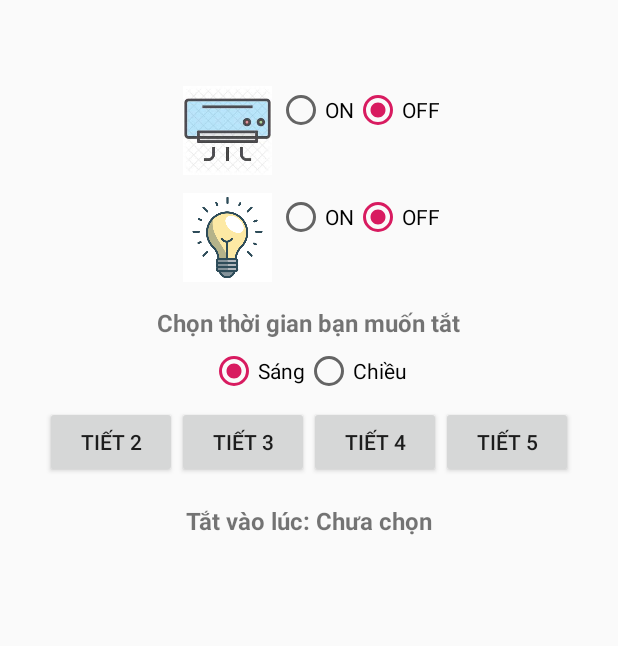
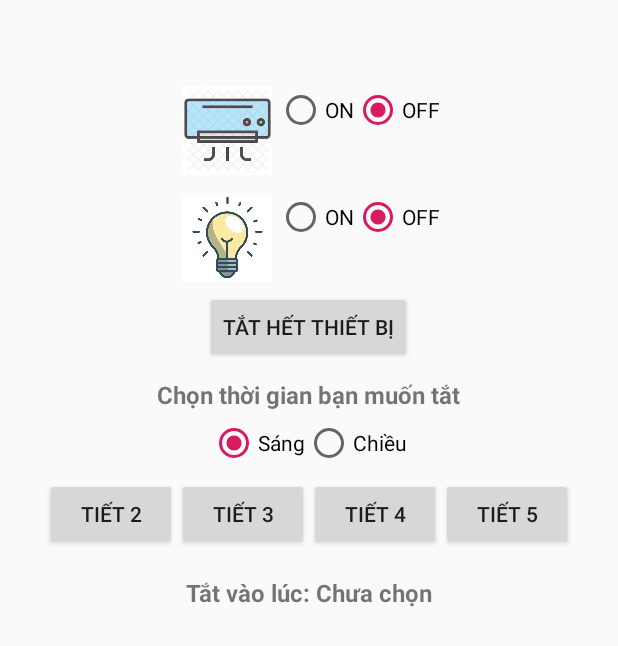
Before and after one commit to pthieu2812/Thesis, an Android app: the layout dialog.xml on its own in the app's theme, with its tools: preview values and no code run, on a phone screen of 412 x 824 dp. Shown: the top 646 px of the screen. Run offline under Robolectric (Android 15) with nearby library versions, the phone set to English and light mode, and no system bars.

Commit message:
new Patch

```diff
--- a/DoAnTest/DoAnTest/app/src/main/res/layout/dialog.xml
+++ b/DoAnTest/DoAnTest/app/src/main/res/layout/dialog.xml
@@ -82,7 +82,14 @@
                 android:checked="true"
                 android:text="OFF" />
         </RadioGroup>
+
     </LinearLayout>
+    <Button
+        android:id="@+id/offallbtn"
+        android:layout_width="wrap_content"
+        android:layout_height="wrap_content"
+        android:layout_gravity="center"
+        android:text="Tắt hết thiết bị"/>
     <TextView
         android:layout_width="wrap_content"
         android:layout_height="wrap_content"
```
Also changed, not shown: DoAnTest/DoAnTest/app/src/main/java/com/example/doantest/DialogClassTest.java (+14 -1 lines), DoAnTest/DoAnTest/app/src/main/java/com/example/doantest/hcmute.png (deleted).
